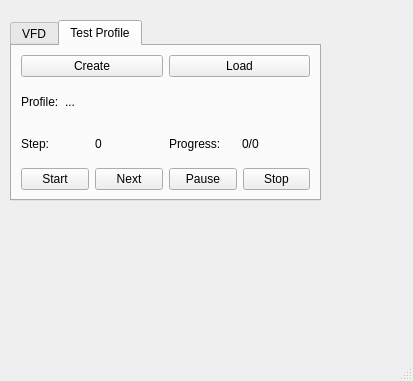
First picture: the form in mainwindow.ui, repository ngocminhdao88/Test_Stand, before the edit.
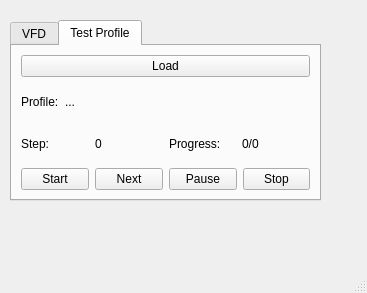
Second picture: the form after the edit. The open tabs and pages were chosen to show the change.

Patch:
```diff
--- a/mainwindow.ui
+++ b/mainwindow.ui
@@ -6,8 +6,8 @@
    <rect>
     <x>0</x>
     <y>0</y>
-    <width>413</width>
-    <height>381</height>
+    <width>367</width>
+    <height>293</height>
    </rect>
   </property>
   <property name="windowTitle">
@@ -122,14 +122,7 @@
       <item>
        <layout class="QHBoxLayout" name="horizontalLayout_4">
         <item>
-         <widget class="QPushButton" name="testprofile_createBtn">
-          <property name="text">
-           <string>Create</string>
-          </property>
-         </widget>
-        </item>
-        <item>
-         <widget class="QPushButton" name="testprofile_loadBtn">
+         <widget class="QPushButton" name="btnLoadProfile">
           <property name="text">
            <string>Load</string>
           </property>
```
Left out of the diff: 24 changed lines with no effect on the pictures.
